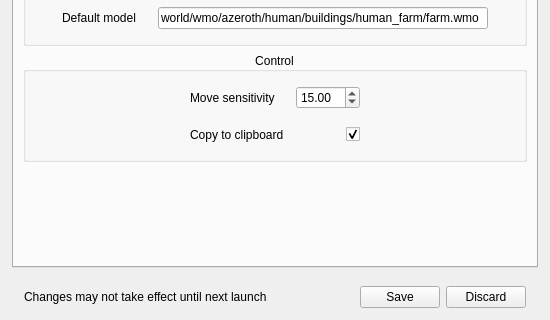
Marlamin/noggit-red, file src/noggit/ui/SettingsPanel.ui: the form before one commit; both pictures show x 0 to 550 and y 160 to 480 of the 550 by 480 pixel window.
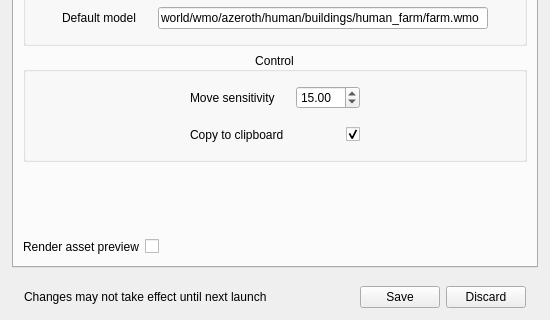
The form after the commit. The open tabs and pages were chosen to show the change. Icons and pictures are not drawn. Custom widgets are drawn as their Qt base class.

```diff
--- a/src/noggit/ui/SettingsPanel.ui
+++ b/src/noggit/ui/SettingsPanel.ui
@@ -1959,6 +1959,37 @@
             </property>
            </spacer>
           </item>
+          <item>
+           <layout class="QHBoxLayout" name="horizontalLayout_8">
+            <item>
+             <widget class="QLabel" name="label_7">
+              <property name="text">
+               <string>Render asset preview</string>
+              </property>
+             </widget>
+            </item>
+            <item>
+             <widget class="QCheckBox" name="assetBrowserRenderAssetPreview">
+              <property name="text">
+               <string/>
+              </property>
+             </widget>
+            </item>
+            <item>
+             <spacer name="horizontalSpacer">
+              <property name="orientation">
+               <enum>Qt::Horizontal</enum>
+              </property>
+              <property name="sizeHint" stdset="0">
+               <size>
+                <width>40</width>
+                <height>20</height>
+               </size>
+              </property>
+             </spacer>
+            </item>
+           </layout>
+          </item>
          </layout>
         </widget>
        </widget>
```
Left out of the diff: 2 changed lines with no effect on the pictures.
